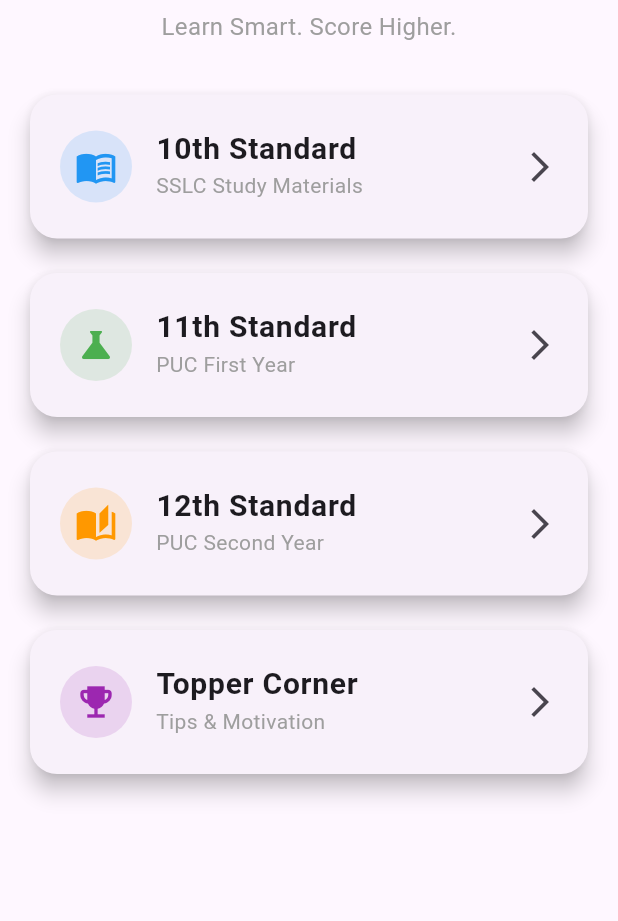
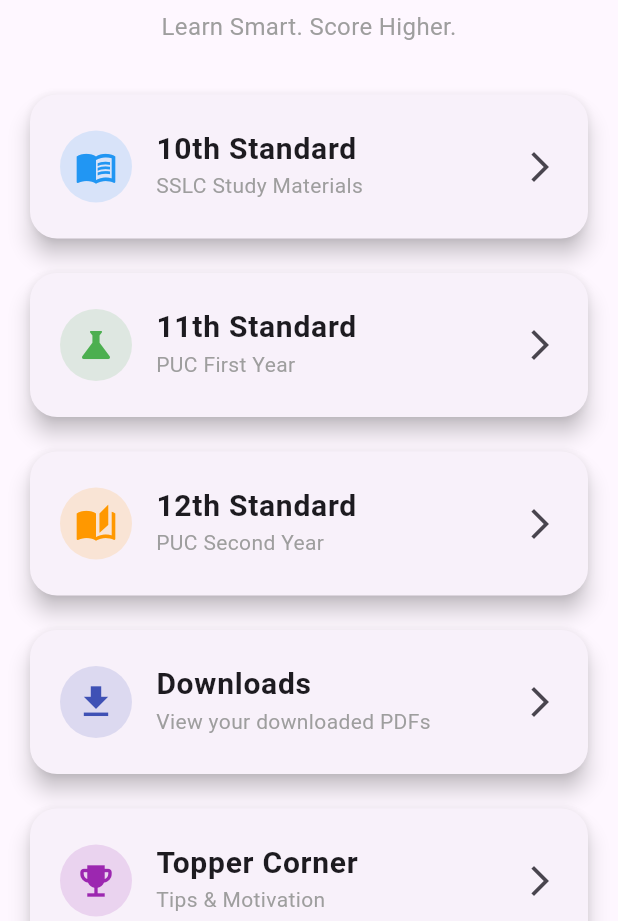
Before and after one commit to adityadu039-360/TopperGuru, a Flutter app: the screen it shows after launch, on a phone screen of 412 x 824 dp, the part 315-1236 px from its top. Run offline on Flutter 3.47's test engine with Material 3 defaults, Android fonts, the phone set to English and light mode, and no system bars.

Commit message:
Add Downloads section to home page

```diff
--- a/lib/home_page.dart
+++ b/lib/home_page.dart
@@ -2,6 +2,7 @@ import 'package:flutter/material.dart';
 import 'sslc_page.dart';
 import 'class11_page.dart';
 import 'class12_page.dart';
+import 'downloads_page.dart';
 
 class HomePage extends StatelessWidget {
   const HomePage({super.key});
@@ -60,7 +61,7 @@ class HomePage extends StatelessWidget {
         title: const Text("TopperGuru"),
         centerTitle: true,
       ),
-      body: Padding(
+      body: SingleChildScrollView(
         padding: const EdgeInsets.all(16),
         child: Column(
           children: [
@@ -150,11 +151,31 @@ class HomePage extends StatelessWidget {
 
             buildCard(
               context: context,
+              icon: Icons.download,
+              color: Colors.indigo,
+              title: "Downloads",
+              subtitle: "View your downloaded PDFs",
+              onTap: () {
+                Navigator.push(
+                  context,
+                  MaterialPageRoute(
+                    builder: (context) => const DownloadsPage(),
+                  ),
+                );
+              },
+            ),
+
+            const SizedBox(height: 15),
+
+            buildCard(
+              context: context,
               icon: Icons.emoji_events,
               color: Colors.purple,
               title: "Topper Corner",
               subtitle: "Tips & Motivation",
-              onTap: () {},
+              onTap: () {
+                // Topper Corner page will be added later
+              },
             ),
           ],
         ),
```
